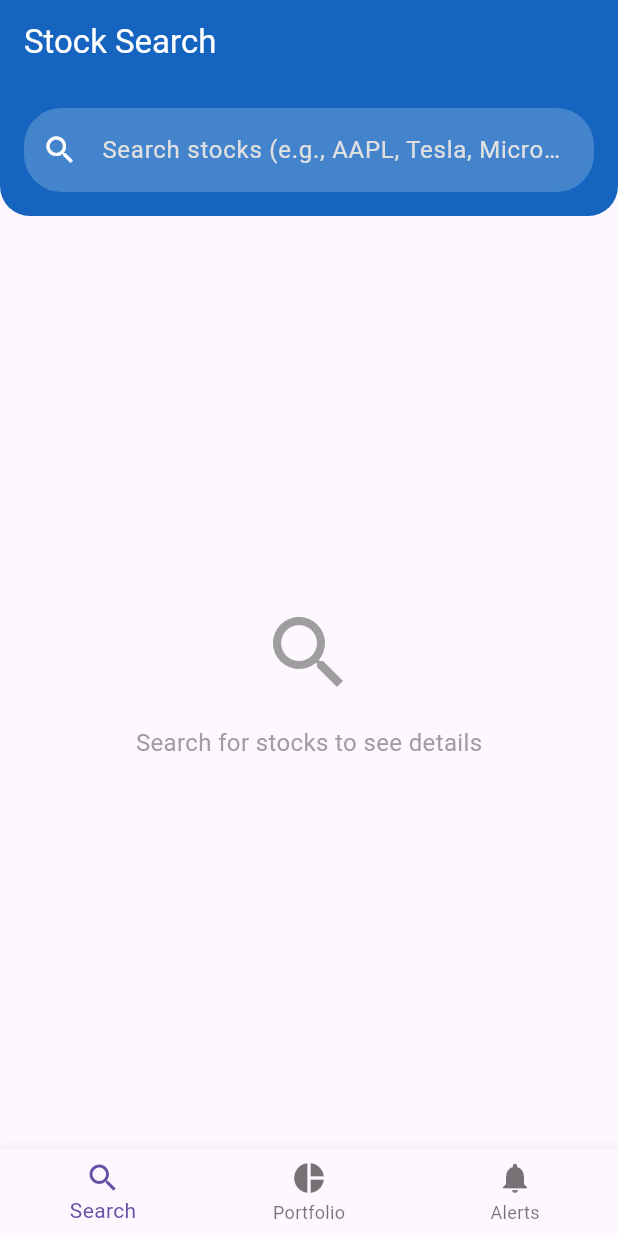
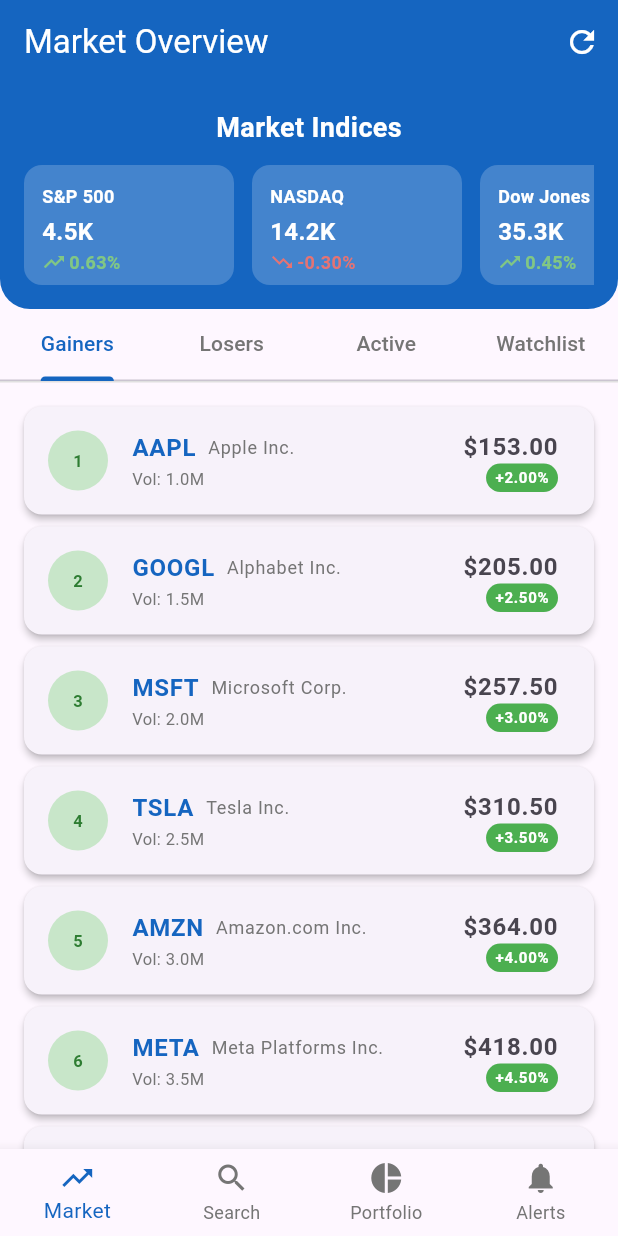
Before and after one commit to Ashwin-Prakash-dev/SSP_2, a Flutter app: the screen it shows after launch, on a phone screen of 412 x 824 dp. Run offline on Flutter 3.47's test engine with Material 3 defaults, Android fonts, the phone set to English and light mode, and no system bars.

Commit message:
marketscreen

```diff
--- a/lib/screens/main_navigation_screen.dart
+++ b/lib/screens/main_navigation_screen.dart
@@ -1,8 +1,11 @@
+// Replace your lib/screens/main_navigation_screen.dart with this:
+
 import 'package:flutter/material.dart';
 import '../models/models.dart';
 import 'stock_search_screen.dart';
 import 'portfolio_screen.dart';
 import 'notification_screen.dart';
+import 'market_overview_screen.dart'; // Add this import
 
 class MainNavigationScreen extends StatefulWidget {
   @override
@@ -20,6 +23,7 @@
   void initState() {
     super.initState();
     _screens = [
+      MarketOverviewScreen(), // Add this as first screen
       StockSearchScreen(),
       PortfolioScreen(
         portfolios: portfolios,
@@ -48,13 +52,20 @@
         children: _screens,
       ),
       bottomNavigationBar: BottomNavigationBar(
+        type: BottomNavigationBarType.fixed, // Add this for 4 tabs
         currentIndex: _currentIndex,
         onTap: (index) {
           setState(() {
             _currentIndex = index;
           });
         },
+        selectedItemColor: Colors.blue.shade800,
+        unselectedItemColor: Colors.grey.shade600,
         items: [
+          BottomNavigationBarItem(
+            icon: Icon(Icons.trending_up),
+            label: 'Market',
+          ),
           BottomNavigationBarItem(
             icon: Icon(Icons.search),
             label: 'Search',
--- /dev/null
+++ b/lib/screens/market_overview_screen.dart
@@ -0,0 +1,462 @@
+// lib/screens/market_overview_screen.dart
+import 'package:flutter/material.dart';
+import '../models/models.dart';
+import '../services/api_service.dart';
+import '../utils/helpers.dart';
+
+class MarketOverviewScreen extends StatefulWidget {
+  @override
+  _MarketOverviewScreenState createState() => _MarketOverviewScreenState();
+}
+
+class _MarketOverviewScreenState extends State<MarketOverviewScreen> with SingleTickerProviderStateMixin {
+  late TabController _tabController;
+
+  List<StockInfo> _topGainers = [];
+  List<StockInfo> _topLosers = [];
+  List<StockInfo> _mostActive = [];
+  List<Map<String, dynamic>> _marketIndices = [];
+
+  bool _isLoading = true;
+  String? _error;
+
+  @override
+  void initState() {
+    super.initState();
+    _tabController = TabController(length: 4, vsync: this);
+    _loadMarketData();
+  }
+
+  @override
+  void dispose() {
+    _tabController.dispose();
+    super.dispose();
+  }
+
+  Future<void> _loadMarketData() async {
+    setState(() {
+      _isLoading = true;
+      _error = null;
+    });
+
+    try {
+      // Load mock data for now - you can replace with actual API calls later
+      await Future.delayed(Duration(seconds: 1)); // Simulate API call
+
+      setState(() {
+        _topGainers = _generateMockStocks(isGainer: true);
+        _topLosers = _generateMockStocks(isGainer: false);
+        _mostActive = _generateMockStocks();
+        _marketIndices = _generateMockIndices();
+        _isLoading = false;
+      });
+    } catch (e) {
+      setState(() {
+        _error = e.toString();
+        _isLoading = false;
+      });
+    }
+  }
+
+  List<StockInfo> _generateMockStocks({bool? isGainer}) {
+    final symbols = ['AAPL', 'GOOGL', 'MSFT', 'TSLA', 'AMZN', 'META', 'NVDA', 'NFLX'];
+    final companies = ['Apple Inc.', 'Alphabet Inc.', 'Microsoft Corp.', 'Tesla Inc.',
+                      'Amazon.com Inc.', 'Meta Platforms Inc.', 'NVIDIA Corp.', 'Netflix Inc.'];
+
+    return List.generate(8, (index) {
+      final basePrice = 150.0 + (index * 50);
+      final changeMultiplier = isGainer == null ?
+        (index % 2 == 0 ? 1 : -1) :
+        (isGainer ? 1 : -1);
+      final changePercent = (2.0 + (index * 0.5)) * changeMultiplier;
+      final change = basePrice * (changePercent / 100);
+
+      return StockInfo(
+        symbol: symbols[index],
+        name: companies[index],
+        price: basePrice + change,
+        change: change,
+        changePercent: changePercent,
+        volume: 1000000 + (index * 500000),
+        marketCap: (basePrice * 1000000000) + (index * 100000000),
+        peRatio: 15.0 + (index * 2.5),
+        dividendYield: index % 3 == 0 ? 1.5 + (index * 0.2) : null,
+      );
+    });
+  }
+
+  List<Map<String, dynamic>> _generateMockIndices() {
+    return [
+      {
+        'name': 'S&P 500',
+        'symbol': 'SPX',
+        'value': 4547.32,
+        'change': 28.45,
+        'changePercent': 0.63,
+      },
+      {
+        'name': 'NASDAQ',
+        'symbol': 'IXIC',
+        'value': 14204.17,
+        'change': -42.87,
+        'changePercent': -0.30,
+      },
+      {
+        'name': 'Dow Jones',
+        'symbol': 'DJI',
+        'value': 35312.53,
+        'change': 156.82,
+        'changePercent': 0.45,
+      },
+      {
+        'name': 'Russell 2000',
+        'symbol': 'RUT',
+        'value': 2241.75,
+        'change': -8.23,
+        'changePercent': -0.37,
+      },
+    ];
+  }
+
+  @override
+  Widget build(BuildContext context) {
+    return Scaffold(
+      appBar: AppBar(
+        title: Text('Market Overview'),
+        elevation: 0,
+        actions: [
+          IconButton(
+            icon: Icon(Icons.refresh),
+            onPressed: _loadMarketData,
+          ),
+        ],
+      ),
+      body: RefreshIndicator(
+        onRefresh: _loadMarketData,
+        child: Column(
+          children: [
+            // Market Indices Header
+            Container(
+              padding: EdgeInsets.all(16),
+              decoration: BoxDecoration(
+                color: Colors.blue.shade800,
+                borderRadius: BorderRadius.only(
+                  bottomLeft: Radius.circular(20),
+                  bottomRight: Radius.circular(20),
+                ),
+              ),
+              child: _buildMarketIndices(),
+            ),
+
+            // Tab Bar
+            Container(
+              decoration: BoxDecoration(
+                border: Border(
+                  bottom: BorderSide(color: Colors.grey.shade300),
+                ),
+              ),
+              child: TabBar(
+                controller: _tabController,
+                labelColor: Colors.blue.shade800,
+                unselectedLabelColor: Colors.grey.shade600,
+                indicatorColor: Colors.blue.shade800,
+                tabs: [
+                  Tab(text: 'Gainers'),
+                  Tab(text: 'Losers'),
+                  Tab(text: 'Active'),
+                  Tab(text: 'Watchlist'),
+                ],
+              ),
+            ),
+
+            // Tab Content
+            Expanded(
+              child: _isLoading
+                  ? Center(child: CircularProgressIndicator())
+                  : _error != null
+                      ? _buildErrorWidget()
+                      : TabBarView(
+                          controller: _tabController,
+                          children: [
+                            _buildStockList(_topGainers, 'Top Gainers'),
+                            _buildStockList(_topLosers, 'Top Losers'),
+                            _buildStockList(_mostActive, 'Most Active'),
+                            _buildWatchlistTab(),
+                          ],
+                        ),
+            ),
+          ],
+        ),
+      ),
+    );
+  }
+
+  Widget _buildMarketIndices() {
+    if (_marketIndices.isEmpty) {
+      return Container(
+        height: 100,
+        child: Center(
+          child: CircularProgressIndicator(
+            valueColor: AlwaysStoppedAnimation<Color>(Colors.white),
+          ),
+        ),
+      );
+    }
+
+    return Column(
+      children: [
+        Text(
+          'Market Indices',
+          style: TextStyle(
+            color: Colors.white,
+            fontSize: 18,
+            fontWeight: FontWeight.bold,
+          ),
+        ),
+        SizedBox(height: 12),
+        Container(
+          height: 80,
+          child: ListView.builder(
+            scrollDirection: Axis.horizontal,
+            itemCount: _marketIndices.length,
+            itemBuilder: (context, index) {
+              final index_data = _marketIndices[index];
+              final isPositive = index_data['change'] >= 0;
+
+              return Container(
+                width: 140,
+                margin: EdgeInsets.only(right: 12),
+                padding: EdgeInsets.all(12),
+                decoration: BoxDecoration(
+                  color: Colors.white.withOpacity(0.2),
+                  borderRadius: BorderRadius.circular(12),
+                ),
+                child: Column(
+                  crossAxisAlignment: CrossAxisAlignment.start,
+                  children: [
+                    Text(
+                      index_data['name'],
+                      style: TextStyle(
+                        color: Colors.white,
+                        fontSize: 12,
+                        fontWeight: FontWeight.bold,
+                      ),
+                    ),
+                    SizedBox(height: 4),
+                    Text(
+                      NumberFormatter.formatNumber(index_data['value'].toInt()),
+                      style: TextStyle(
+                        color: Colors.white,
+                        fontSize: 16,
+                        fontWeight: FontWeight.bold,
+                      ),
+                    ),
+                    Row(
+                      children: [
+                        Icon(
+                          isPositive ? Icons.trending_up : Icons.trending_down,
+                          color: isPositive ? Colors.green.shade300 : Colors.red.shade300,
+                          size: 16,
+                        ),
+                        SizedBox(width: 2),
+                        Text(
+                          '${NumberFormatter.formatPercentage(index_data['changePercent'])}',
+                          style: TextStyle(
+                            color: isPositive ? Colors.green.shade300 : Colors.red.shade300,
+                            fontSize: 12,
+                            fontWeight: FontWeight.bold,
+                          ),
+                        ),
+                      ],
+                    ),
+                  ],
+                ),
+              );
+            },
+          ),
+        ),
+      ],
+    );
+  }
+
+  Widget _buildStockList(List<StockInfo> stocks, String title) {
+    if (stocks.isEmpty) {
+      return Center(
+        child: Column(
+          mainAxisAlignment: MainAxisAlignment.center,
+          children: [
+            Icon(Icons.trending_up, size: 64, color: Colors.grey),
+            SizedBox(height: 16),
+            Text(
+              'No data available',
+              style: TextStyle(color: Colors.grey, fontSize: 16),
+            ),
+          ],
+        ),
+      );
+    }
+
+    return ListView.builder(
+      padding: EdgeInsets.all(16),
+      itemCount: stocks.length,
+      itemBuilder: (context, index) {
+        return _buildStockCard(stocks[index], index + 1);
+      },
+    );
+  }
+
+  Widget _buildStockCard(StockInfo stock, int rank) {
+    final isPositive = stock.changePercent >= 0;
+
+    return Card(
+      margin: EdgeInsets.only(bottom: 8),
+      elevation: 2,
+      child: ListTile(
+        leading: Container(
+          width: 40,
+          height: 40,
+          decoration: BoxDecoration(
+            color: isPositive ? Colors.green.shade100 : Colors.red.shade100,
+            shape: BoxShape.circle,
+          ),
+          child: Center(
+            child: Text(
+              '$rank',
+              style: TextStyle(
+                fontWeight: FontWeight.bold,
+                color: isPositive ? Colors.green.shade800 : Colors.red.shade800,
+              ),
+            ),
+          ),
+        ),
+        title: Row(
+          children: [
+            Text(
+              stock.symbol,
+              style: TextStyle(
+                fontWeight: FontWeight.bold,
+                color: Colors.blue.shade800,
+              ),
+            ),
+            SizedBox(width: 8),
+            Expanded(
+              child: Text(
+                stock.name,
+                style: TextStyle(
+                  fontSize: 12,
+                  color: Colors.grey.shade600,
+                ),
+                overflow: TextOverflow.ellipsis,
+              ),
+            ),
+          ],
+        ),
+        subtitle: Text(
+          'Vol: ${NumberFormatter.formatNumber(stock.volume)}',
+          style: TextStyle(fontSize: 11, color: Colors.grey.shade600),
+        ),
+        trailing: Column(
+          mainAxisAlignment: MainAxisAlignment.center,
+          crossAxisAlignment: CrossAxisAlignment.end,
+          children: [
+            Text(
+              NumberFormatter.formatCurrency(stock.price),
+              style: TextStyle(
+                fontWeight: FontWeight.bold,
+                fontSize: 16,
+              ),
+            ),
+            Container(
+              padding: EdgeInsets.symmetric(horizontal: 6, vertical: 2),
+              decoration: BoxDecoration(
+                color: isPositive ? Colors.green : Colors.red,
+                borderRadius: BorderRadius.circular(10),
+              ),
+              child: Text(
+                '${isPositive ? '+' : ''}${NumberFormatter.formatPercentage(stock.changePercent)}',
+                style: TextStyle(
+                  color: Colors.white,
+                  fontSize: 10,
+                  fontWeight: FontWeight.bold,
+                ),
+              ),
+            ),
+          ],
+        ),
+        onTap: () {
+          // Navigate to stock detail screen
+          ScaffoldMessenger.of(context).showSnackBar(
+            SnackBar(content: Text('Opening ${stock.symbol} details...')),
+          );
+        },
+      ),
+    );
+  }
+
+  Widget _buildWatchlistTab() {
+    return Center(
+      child: Column(
+        mainAxisAlignment: MainAxisAlignment.center,
+        children: [
+          Icon(Icons.bookmark_border, size: 64, color: Colors.grey),
+          SizedBox(height: 16),
+          Text(
+            'Watchlist Coming Soon',
+            style: TextStyle(
+              color: Colors.grey,
+              fontSize: 18,
+              fontWeight: FontWeight.bold,
+            ),
+          ),
+          SizedBox(height: 8),
+          Text(
+            'Add stocks to your watchlist to track them here',
+            style: TextStyle(color: Colors.grey, fontSize: 14),
+            textAlign: TextAlign.center,
+          ),
+          SizedBox(height: 16),
+          ElevatedButton.icon(
+            onPressed: () {
+              ScaffoldMessenger.of(context).showSnackBar(
+                SnackBar(content: Text('Watchlist feature coming soon!')),
+              );
+            },
+            icon: Icon(Icons.add),
+            label: Text('Add to Watchlist'),
+          ),
+        ],
+      ),
+    );
+  }
+
+  Widget _buildErrorWidget() {
+    return Center(
+      child: Column(
+        mainAxisAlignment: MainAxisAlignment.center,
+        children: [
+          Icon(Icons.error_outline, size: 64, color: Colors.red),
+          SizedBox(height: 16),
+          Text(
+            'Error loading market data',
+            style: TextStyle(
+              color: Colors.red,
+              fontSize: 18,
+              fontWeight: FontWeight.bold,
+            ),
+          ),
+          SizedBox(height: 8),
+          Text(
+            _error ?? 'Unknown error occurred',
+            style: TextStyle(color: Colors.grey),
+            textAlign: TextAlign.center,
+          ),
+          SizedBox(height: 16),
+          ElevatedButton(
+            onPressed: _loadMarketData,
+            child: Text('Retry'),
+          ),
+        ],
+      ),
+    );
+  }
+}
```
